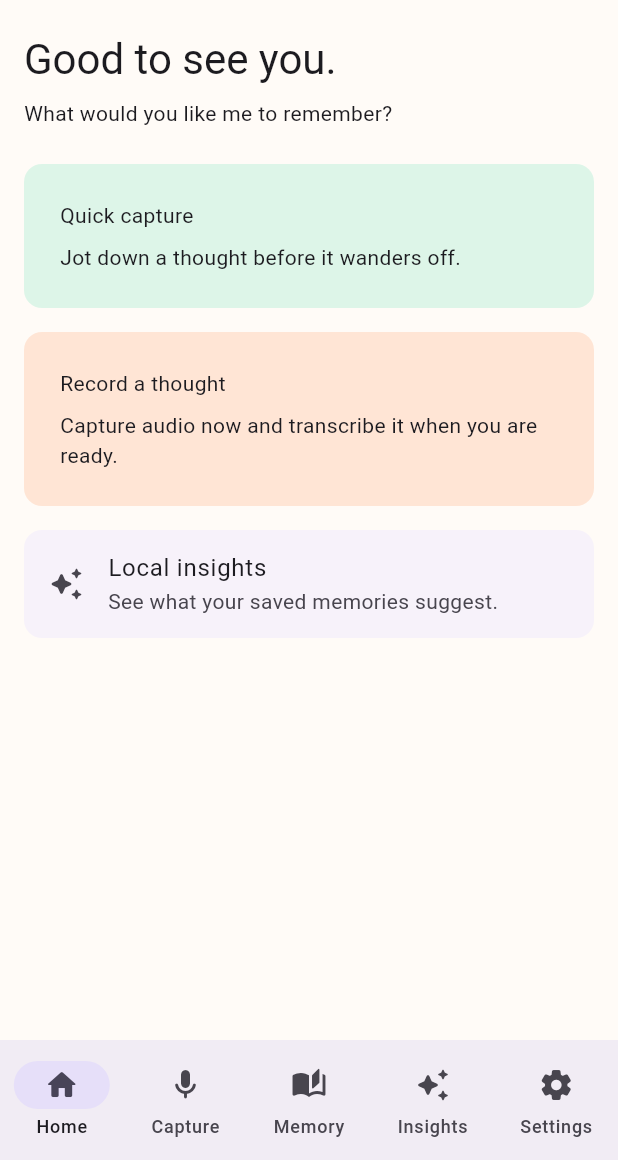
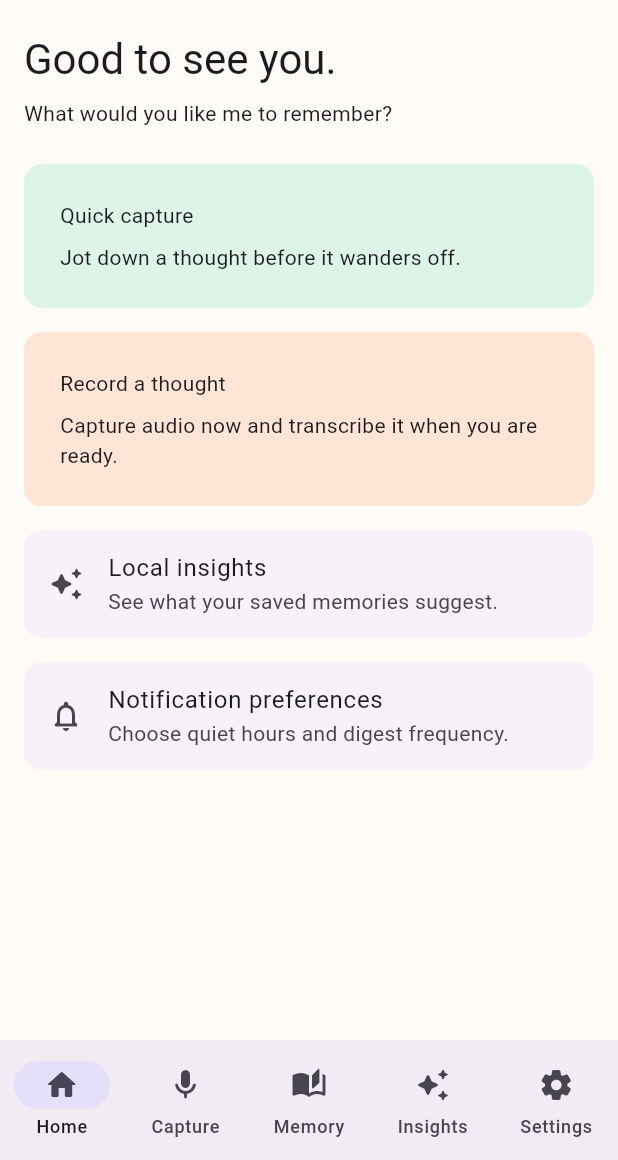
Before and after one commit to amanvishwakarma96/mindly-second-brain-flutter, a Flutter app: the screen it shows after launch, on a phone screen of 412 x 824 dp, the part 76-1236 px from its top. Run offline on Flutter 3.47's test engine with Material 3 defaults, Android fonts, the phone set to English and light mode, and no system bars; our stand-ins replace drift, drift_flutter, flutter_local_notifications, flutter_secure_storage, timezone; missing offline and left inert: record, whisper_ggml; accounts and stored records are empty; generated files the repository leaves out were written again.

Commit message:
Configure notification dependencies and platform entry points

```diff
--- a/lib/screens/mobile/home/mobile_home_screen.dart
+++ b/lib/screens/mobile/home/mobile_home_screen.dart
@@ -75,6 +75,17 @@ class MobileHomeScreen extends StatelessWidget {
               onTap: () => Navigator.of(context).pushNamed(AppRoutes.insights),
             ),
           ),
+          const SizedBox(height: MindlySpacing.md),
+          Card(
+            child: ListTile(
+              leading: const Icon(Icons.notifications_none_rounded),
+              title: const Text('Notification preferences'),
+              subtitle: const Text('Choose quiet hours and digest frequency.'),
+              onTap: () => Navigator.of(
+                context,
+              ).pushNamed(AppRoutes.notificationSettings),
+            ),
+          ),
         ],
       ),
       bottomNavigationBar: NavigationBar(
--- a/pubspec.yaml
+++ b/pubspec.yaml
@@ -12,10 +12,12 @@ dependencies:
   cupertino_icons: ^1.0.8
   drift: ^2.34.3
   drift_flutter: ^0.3.1
+  flutter_local_notifications: 22.2.0
   flutter_secure_storage: ^10.3.1
   http: ^1.6.0
   path_provider: ^2.1.6
   record: ^7.1.1
+  timezone: ^0.11.1
   whisper_ggml: ^2.6.0
 
 dependency_overrides:
```
Also changed, not shown: lib/screens/desktop/home/desktop_home_screen.dart (+15 -1 lines), lib/screens/web/home/web_home_screen.dart (+14 -0 lines), 2 other files.
